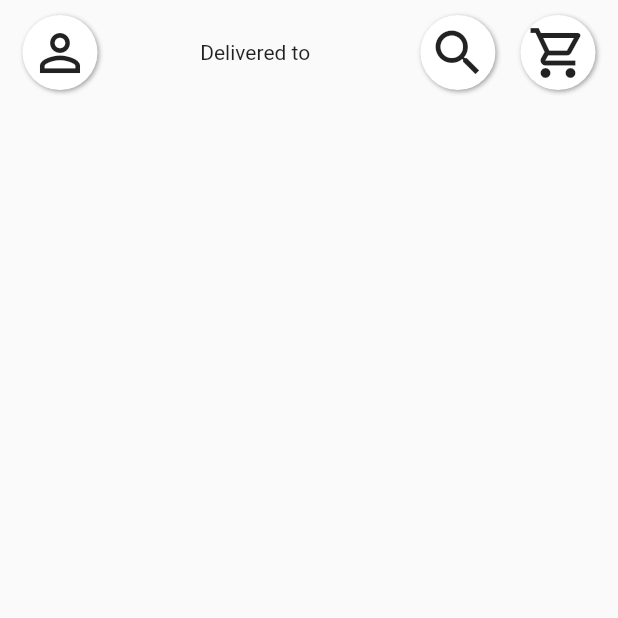
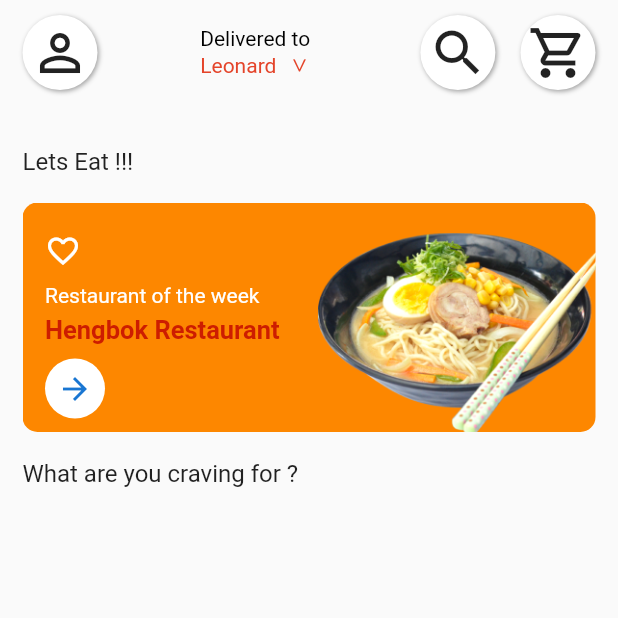
Before and after one commit to Iwelomen/Restaurant-App, a Flutter app: the HomePage screen opened directly, on a phone screen of 412 x 824 dp, the top half of it. Run offline on Flutter 3.47's test engine with Material 2 defaults, Android fonts, the phone set to English and light mode, and no system bars; our stand-ins replace dots_indicator, flutter_bloc.

Commit message:
create home page screen

```diff
--- a/lib/Constant/asset_string.dart
+++ b/lib/Constant/asset_string.dart
@@ -3,3 +3,4 @@ const String illustrationI = "images/restaurant.png";
 const String illustrationII = "images/food.png";
 const String illustrationIII = "images/bike.png";
 const String illustrationIV = "images/location.png";
+const String restaurantOfTheWeekFood = "images/restaurantOfTheWeekFood.png";
--- a/lib/Constant/colors.dart
+++ b/lib/Constant/colors.dart
@@ -6,12 +6,14 @@ const designColor3 = Color(0xFFE4442A);
 const designColor4 = Color(0xFFFFFFFF);
 const designColor5 = Color(0xFF5B667A);
 const designColor6 = Color(0xFF000000);
-const designColor7 = Color(0xFFFD8700);
+const designColor7 = Color(0xFFE4442A);
+const designColor8 = Color(0xFFBDBDBD);
+const designColor9 = Color(0xFFCD1D00);
+
+
 
 
 const designColor = Color(0xFF616F80);
-const designColor8 = Color(0xFFBDBDBD);
-const designColor9 = Color(0xFF293345);
 const designColor10 = Color(0xFF94A0B4);
 const designColor11 = Color(0xFF717E95);
 const designColor12 = Color(0xFFFF0015);
--- a/lib/Constant/string_constant.dart
+++ b/lib/Constant/string_constant.dart
@@ -27,3 +27,8 @@ const String locationBodyText = "Set your location to start exploring restaurant
 const String useCurrentLocationText = "Use current location";
 const String setLocationManually = "Set your location manually";
 const String locationStatementText = "We only access your location while you are using the app to improve your experience";
+
+const String letsEatText = "Lets Eat !!!";
+const String restaurantOfTheWeekText = "Restaurant of the week";
+const String hengbokRestaurantText = "Hengbok Restaurant";
+const String whatAreYouCraving =  "What are you craving for ?";
--- a/lib/Onboarding/onboarding_screen.dart
+++ b/lib/Onboarding/onboarding_screen.dart
@@ -78,7 +78,7 @@ class _OnboardingScreenState extends State<OnboardingScreen> {
                           children: <Widget>[
                             DotsIndicator(
                               decorator: const DotsDecorator(
-                                  activeColor: designColor7,
+                                  activeColor: designColor1,
                                   color: designColor8),
                               dotsCount: pageLength,
                               position: state.toDouble(),
--- a/lib/Screens/location.dart
+++ b/lib/Screens/location.dart
@@ -35,7 +35,7 @@ class LocationScreen extends StatelessWidget {
                   OnboardButton(
                     buttonText: setLocationManually,
                     fontSiz: 18,
-                    textColor: designColor7,
+                    textColor: designColor1,
                   ),
                   const SizedBox(height: 100,),
                   const Expanded(
--- a/lib/Screens/main_page.dart
+++ b/lib/Screens/main_page.dart
@@ -1,8 +1,11 @@
 import 'dart:ui';
 
+import 'package:flutter/cupertino.dart';
 import 'package:flutter/material.dart';
-import 'package:flutter/rendering.dart';
-import 'package:flutter/widgets.dart';
+import 'package:restaurant_delivery_app/Constant/asset_string.dart';
+
+import 'package:restaurant_delivery_app/Constant/colors.dart';
+import 'package:restaurant_delivery_app/Constant/string_constant.dart';
 
 import '../Widgets/rounded_button.dart';
 
@@ -13,7 +16,10 @@ class HomePage extends StatelessWidget {
       body: SafeArea(
         child: Padding(
           padding: const EdgeInsets.symmetric(horizontal: 15.0, vertical: 10),
-          child: Row(
+          child: Column(
+            crossAxisAlignment: CrossAxisAlignment.start,
+            children: [
+              Row(
                 mainAxisAlignment: MainAxisAlignment.spaceBetween,
                 children: [
                   RoundedButton(
@@ -23,12 +29,23 @@ class HomePage extends StatelessWidget {
                     ),
                   ),
                   const SizedBox(width: 35),
-              const Text(
-                'Delivered to',
+                  const Text.rich(
+                    TextSpan(children: [
+                      TextSpan(
+                        text: 'Delivered to\n',
                         style: TextStyle(
                             fontSize: 14,
                             fontWeight: FontWeight.w400,
+                            color: designColor6),
                       ),
+                      TextSpan(
+                        text: 'Leonard   ∨',
+                        style: TextStyle(
+                            fontSize: 14,
+                            fontWeight: FontWeight.w400,
+                            color: designColor7),
+                      ),
+                    ]),
                   ),
                   const SizedBox(width: 40),
                   RoundedButton(
@@ -45,6 +62,77 @@ class HomePage extends StatelessWidget {
                   ),
                 ],
               ),
+              const SizedBox(height: 38),
+              const Text(
+                letsEatText,
+                textAlign: TextAlign.start,
+                style: TextStyle(
+                  fontSize: 16,
+                ),
+              ),
+              const SizedBox(height: 18),
+              Stack(children: [
+                Container(
+                  child: Padding(
+                    padding: const EdgeInsets.only(
+                        left: 15.0, top: 20.0, bottom: 8.0),
+                    child: Column(
+                      crossAxisAlignment: CrossAxisAlignment.start,
+                      children: const [
+                        Icon(
+                          Icons.favorite_outline,
+                          color: designColor4,
+                        ),
+                        SizedBox(height: 10),
+                        Text(
+                          restaurantOfTheWeekText,
+                          style: TextStyle(
+                            color: designColor4,
+                            fontSize: 14,
+                          ),
+                        ),
+                        SizedBox(height: 5),
+                        Text(
+                          hengbokRestaurantText,
+                          style: TextStyle(
+                              color: designColor9,
+                              fontSize: 17,
+                              fontWeight: FontWeight.w700),
+                        ),
+                        SizedBox(height: 9),
+                        CircleAvatar(
+                            backgroundColor: designColor4,
+                            child: Icon(
+                              Icons.arrow_forward,
+                            ))
+                      ],
+                    ),
+                  ),
+                  height: 153,
+                  width: double.infinity,
+                  decoration: const BoxDecoration(
+                    color: designColor1,
+                    borderRadius: BorderRadius.all(
+                      Radius.circular(10),
+                    ),
+                  ),
+                ),
+                Positioned(
+                    right: -5,
+                    top: 20,
+                    child: Image.asset(
+                      restaurantOfTheWeekFood,
+                      fit: BoxFit.fitWidth,
+                      width: 190,
+                    )),
+              ]),
+              SizedBox(height: 18),
+              Text(
+                whatAreYouCraving,
+                style: TextStyle(fontSize: 16),
+              ),
+            ],
+          ),
         ),
       ),
     );
```
Also changed, not shown: images/restaurantOfTheWeekFood.png (added). Lines whose indentation alone changed are shown as unchanged.
